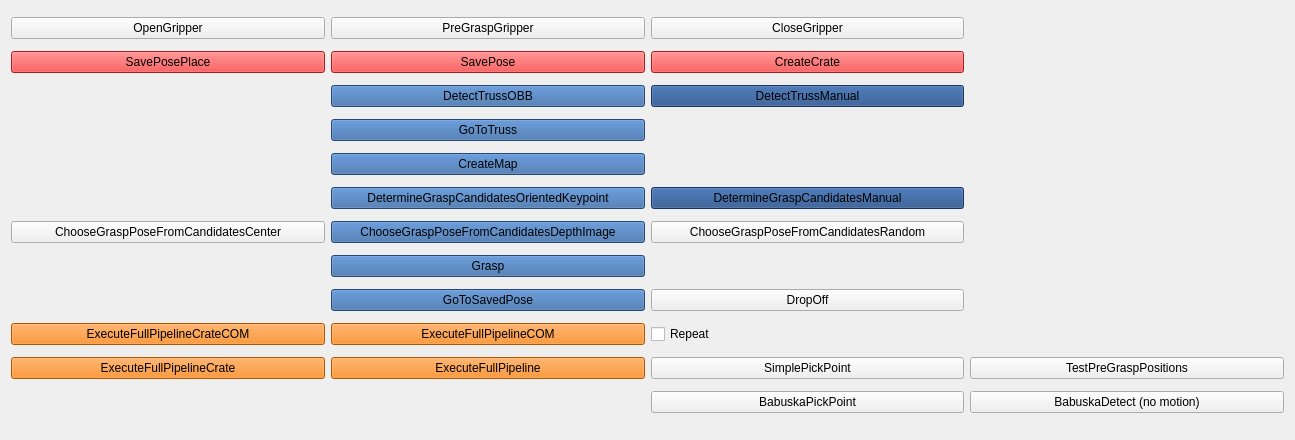
Qt form rqt_user_interface/resource/rqt.ui (Freekm9/learning_approach_to_robotic_grasping_of_vine_tomatoes) before a commit.
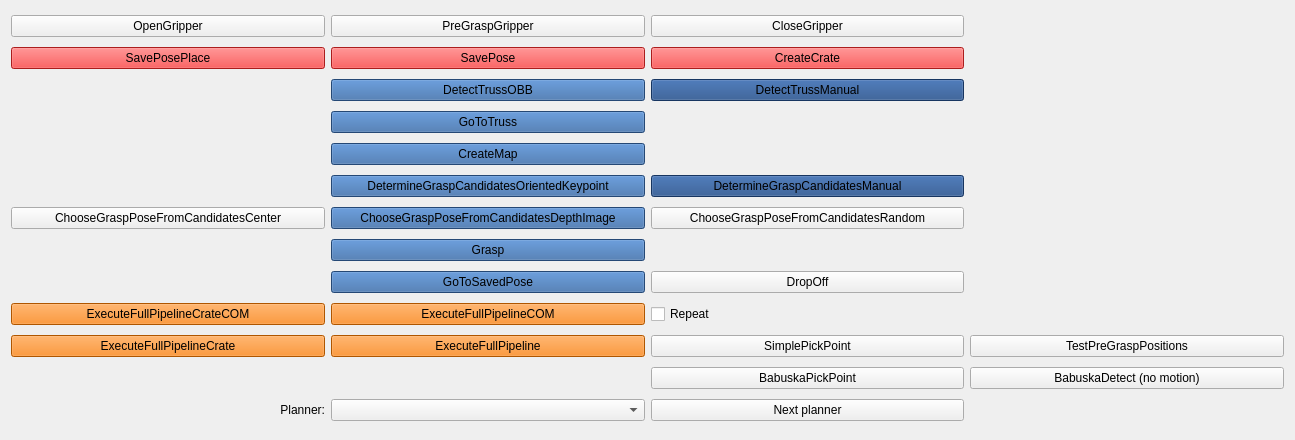
The same form after that commit.

Commit message:
Add planner switch to the GUI for showing planners on the robot
Dropdown + "Next planner" button set plan_movement's ~pipeline_id/~planner_id
(RRTConnect, BiTRRT, RRTstar, CHOMP, Pilz PTP, Pilz LIN); a label shows the
active planner. go_to_pose now passes PTP/LIN as planner_id for the Pilz pipeline.

```diff
--- a/rqt_user_interface/resource/rqt.ui
+++ b/rqt_user_interface/resource/rqt.ui
@@ -7293,6 +7293,33 @@
      </property>
     </widget>
    </item>
+   <item row="18" column="1">
+    <widget class="QLabel" name="PlannerSelectLabel">
+     <property name="text">
+      <string>Planner:</string>
+     </property>
+     <property name="alignment">
+      <set>Qt::AlignRight|Qt::AlignVCenter</set>
+     </property>
+    </widget>
+   </item>
+   <item row="18" column="2">
+    <widget class="QComboBox" name="PlannerSelect"/>
+   </item>
+   <item row="18" column="3">
+    <widget class="QPushButton" name="NextPlanner">
+     <property name="text">
+      <string>Next planner</string>
+     </property>
+    </widget>
+   </item>
+   <item row="18" column="4">
+    <widget class="QLabel" name="PlannerStatus">
+     <property name="text">
+      <string/>
+     </property>
+    </widget>
+   </item>
   </layout>
  </widget>
  <resources/>
```
The commit also changes 2 other files.
